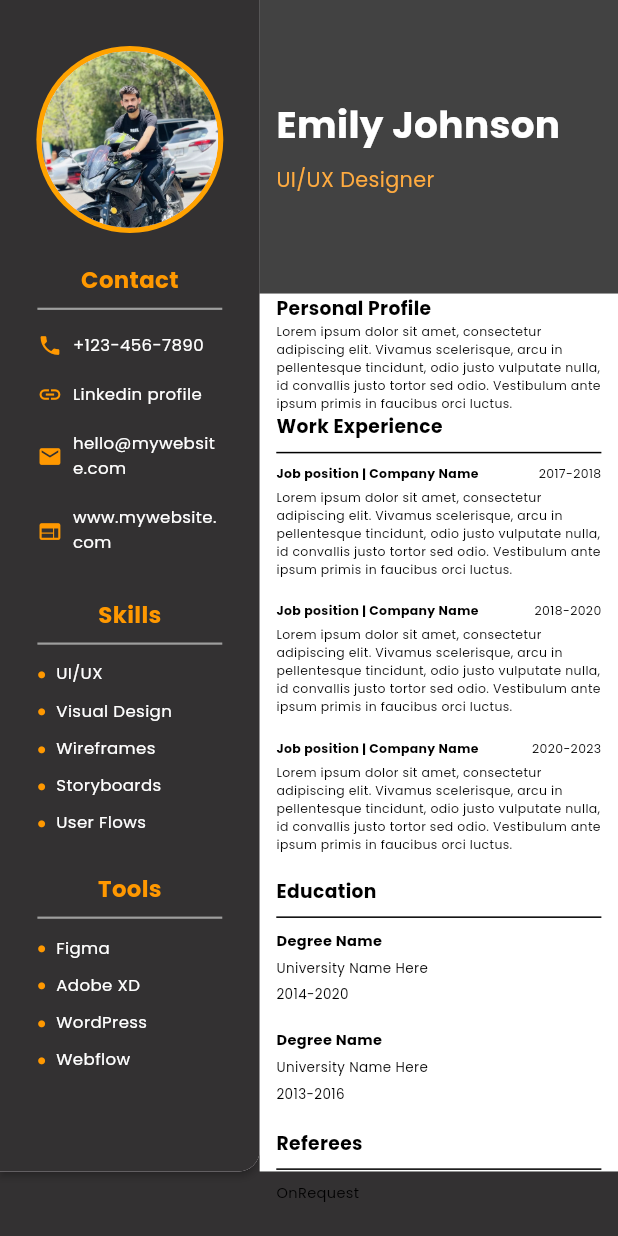
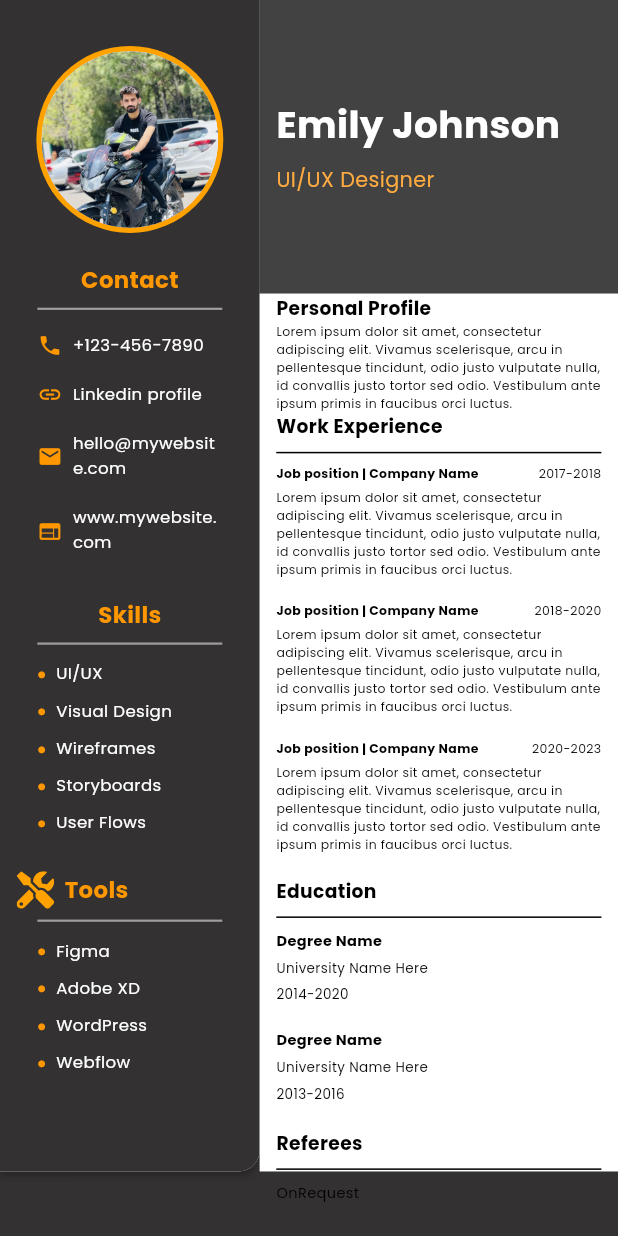
Before and after one commit to Kashannn/Resume_Builder_App, a Flutter app: the screen it shows after launch, on a phone screen of 412 x 824 dp. Run offline on Flutter 3.47's test engine with Material 3 defaults, Android fonts, the phone set to English and light mode, and no system bars; our stand-ins replace flutter_screenutil, flutter_svg, get, google_fonts, image_picker, open_file and 1 more.

Commit message:
kashan done

```diff
--- a/lib/Templates/template9.dart
+++ b/lib/Templates/template9.dart
@@ -1,6 +1,7 @@
 import 'package:cvapp/utils/constant/app_images_constant.dart';
 import 'package:flutter/material.dart';
 import 'package:flutter_screenutil/flutter_screenutil.dart';
+import 'package:flutter_svg/flutter_svg.dart';
 import 'package:google_fonts/google_fonts.dart';
 
 class Template9 extends StatefulWidget {
@@ -286,6 +287,10 @@ class _Template9State extends State<Template9> {
                           ),
                         ),
                         SizedBox(height: 20.h),
+                        Row(
+                          children: [
+                            SvgPicture.asset(AppImages.tool),
+                            SizedBox(width: 10.w),
                             Text(
                               'Tools',
                               style: GoogleFonts.poppins(
@@ -293,6 +298,8 @@ class _Template9State extends State<Template9> {
                                 color: Colors.orange,
                                 fontWeight: FontWeight.bold,
                               ),
+                            ),
+                          ],
                         ),
                         Divider(
                           color: Colors.grey,
--- a/lib/utils/constant/app_images_constant.dart
+++ b/lib/utils/constant/app_images_constant.dart
@@ -61,6 +61,7 @@ class AppImages extends AssetImage {
   static const String youtube16 = '$_iconPath/Youtube16.svg';
   static const String twitter16 = '$_iconPath/TwitterIcon16.svg';
   static const String twitch16 = '$_iconPath/Twitch16.svg';
+  static const String tool = '$_iconPath/tool.svg';
 
 
 }
```
Also changed, not shown: assets/IconsSvg/tool.svg (added), 3 other files. Lines whose indentation alone changed are shown as unchanged.
